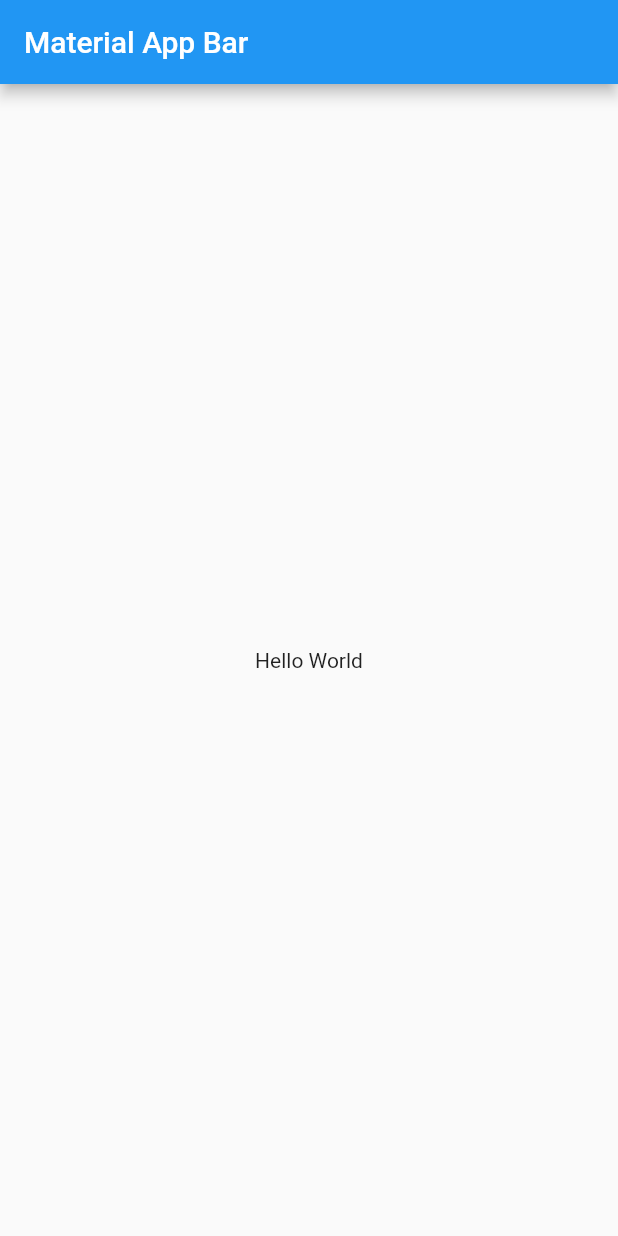
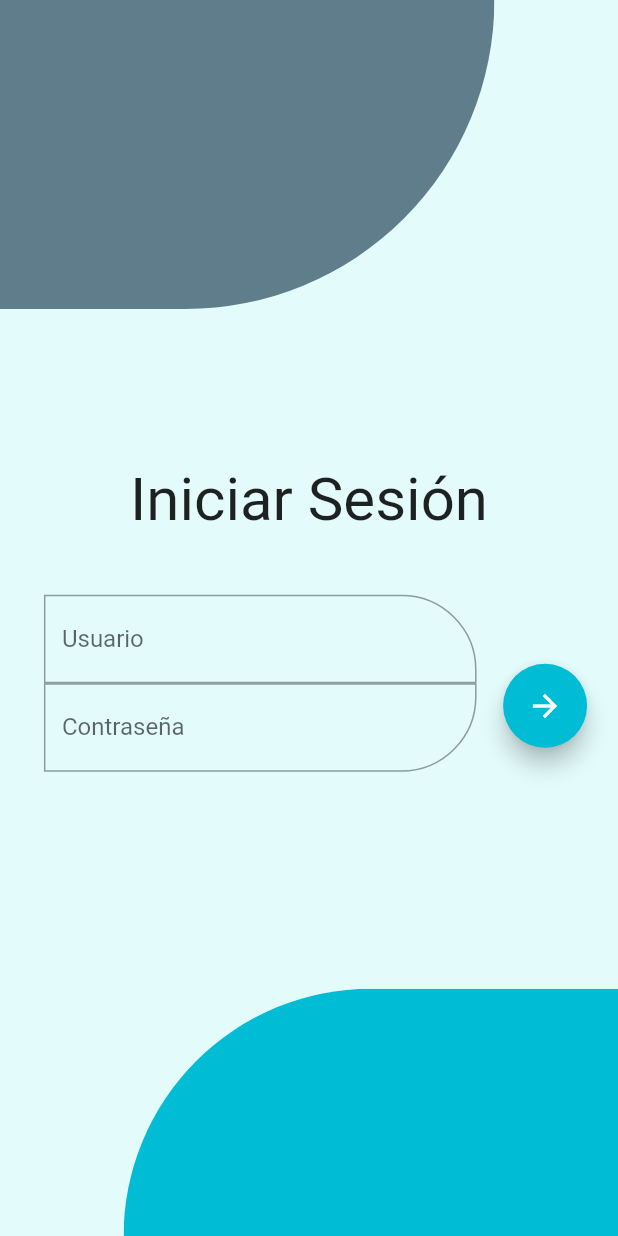
Before and after one commit to alpi2111/prompt_student_mobile, a Flutter app: the screen it shows after launch, on a phone screen of 412 x 824 dp. Run offline on Flutter 3.47's test engine with Material 2 defaults, Android fonts, the phone set to English and light mode, and no system bars; our stand-ins replace flutter_swiper.

Commit message:
Se agrego el login page y home page sin funcionalidad

```diff
--- a/lib/main.dart
+++ b/lib/main.dart
@@ -1,4 +1,7 @@
 import 'package:flutter/material.dart';
+import 'package:prompt_student_mobile/src/pages/historial_page.dart';
+import 'package:prompt_student_mobile/src/pages/home_page.dart';
+import 'package:prompt_student_mobile/src/pages/login_page.dart';
 
 void main() => runApp(MyApp());
 
@@ -7,16 +10,12 @@ class MyApp extends StatelessWidget {
   Widget build(BuildContext context) {
     return MaterialApp(
       title: 'Prompt Student App',
-      home: Scaffold(
-        appBar: AppBar(
-          title: Text('Material App Bar'),
-        ),
-        body: Center(
-          child: Container(
-            child: Text('Hello World'),
-          ),
-        ),
-      ),
+      routes: {
+        'login' : (BuildContext context) => LoginPage(),
+        'home' : (BuildContext context) => HomePage(),
+        'historial' : (BuildContext context) => HistorialPage(),
+      },
+      initialRoute: 'login',
     );
   }
 }
--- /dev/null
+++ b/lib/src/pages/login_page.dart
@@ -0,0 +1,130 @@
+import 'package:flutter/material.dart';
+
+class LoginPage extends StatelessWidget {
+  //Size screenSize;
+  @override
+  Widget build(BuildContext context) {
+    final screenSize = MediaQuery.of(context).size;
+    return Scaffold(
+      resizeToAvoidBottomInset: false,
+      body: Stack(
+        alignment: AlignmentDirectional.bottomEnd,
+        children: <Widget>[
+          _fondo(),
+          _fondoCirculos(screenSize),
+          _rectAbajo(screenSize),
+          _contenido(screenSize),
+          Transform.translate(
+            child: FloatingActionButton(
+              child: Icon(Icons.arrow_forward),
+              onPressed: () => Navigator.of(context).pushNamed('home'),
+              backgroundColor: Colors.cyan,
+              splashColor: Colors.cyanAccent
+            ),
+            offset: Offset(-screenSize.width * 0.05, -screenSize.height * 0.395),
+          )
+        ],
+      ),
+    );
+  }
+
+  Widget _fondo() {
+    return Container(
+      width: double.infinity,
+      height: double.infinity,
+      decoration: BoxDecoration(color: Colors.cyanAccent.withOpacity(0.1)),
+    );
+  }
+
+  Widget _fondoCirculos(Size screenSize) {
+    return Row(
+      mainAxisAlignment: MainAxisAlignment.spaceBetween,
+      mainAxisSize: MainAxisSize.max,
+      children: <Widget>[
+        Column(
+          mainAxisSize: MainAxisSize.max,
+          children: <Widget>[
+            _rectArriba(screenSize),
+          ],
+        ),
+      ],
+    );
+  }
+
+  Widget _rectArriba(Size screenSize) {
+    return ClipRRect(
+      borderRadius: BorderRadius.only(bottomRight: Radius.circular(500)),
+      child: Container(
+        color: Colors.blueGrey,
+        width: screenSize.width * 0.8,
+        height: screenSize.height * 0.25,
+      ),
+    );
+  }
+
+  Widget _rectAbajo(Size screenSize) {
+    return RotatedBox(
+      quarterTurns: 2,
+      child: ClipRRect(
+        borderRadius: BorderRadius.only(bottomRight: Radius.circular(500)),
+        child: Container(
+          color: Colors.cyan,
+          width: screenSize.width * 0.8,
+          height: screenSize.height * 0.2,
+        ),
+      ),
+    );
+  }
+
+  Widget _contenido(Size screenSize) {
+    return Center(
+      child: Column(
+        mainAxisAlignment: MainAxisAlignment.center,
+        children: <Widget>[
+          Text('Iniciar Sesión', style: TextStyle(fontSize: 40)),
+          Container(
+            padding: EdgeInsets.only(right: 65),
+            child: Column(
+              //crossAxisAlignment: CrossAxisAlignment.center,
+              mainAxisAlignment: MainAxisAlignment.center,
+              //crossAxisAlignment: CrossAxisAlignment.start,
+              children: <Widget>[
+                //_formYBoton(),
+                SizedBox(height: 40.0),
+                Form(
+                  child: Container(
+                    width: screenSize.width * 0.7,
+                    child: Column(
+                      children: <Widget>[
+                        TextFormField(
+                          decoration: InputDecoration(
+                            labelText: 'Usuario',
+                            border: OutlineInputBorder(
+                              borderRadius: BorderRadius.only(
+                                topRight: Radius.circular(50),
+                              ),
+                            ),
+                          ),
+                        ),
+                        TextFormField(
+                          decoration: InputDecoration(
+                            labelText: 'Contraseña',
+                            border: OutlineInputBorder(
+                              borderRadius: BorderRadius.only(
+                                bottomRight: Radius.circular(50),
+                              ),
+                            ),
+                          ),
+                        ),
+                      ],
+                    ),
+                  ),
+                )
+              ],
+            ),
+          ),
+        ],
+      ),
+    );
+  }
+}
--- a/pubspec.yaml
+++ b/pubspec.yaml
@@ -23,6 +23,7 @@ dependencies:
   # The following adds the Cupertino Icons font to your application.
   # Use with the CupertinoIcons class for iOS style icons.
   cupertino_icons: ^0.1.2
+  flutter_swiper: ^1.1.6
 
 dev_dependencies:
   flutter_test:
```
Also changed, not shown: lib/src/pages/historial_page.dart (added, +16 -0 lines), lib/src/pages/home_page.dart (added, +110 -0 lines), pubspec.lock.
